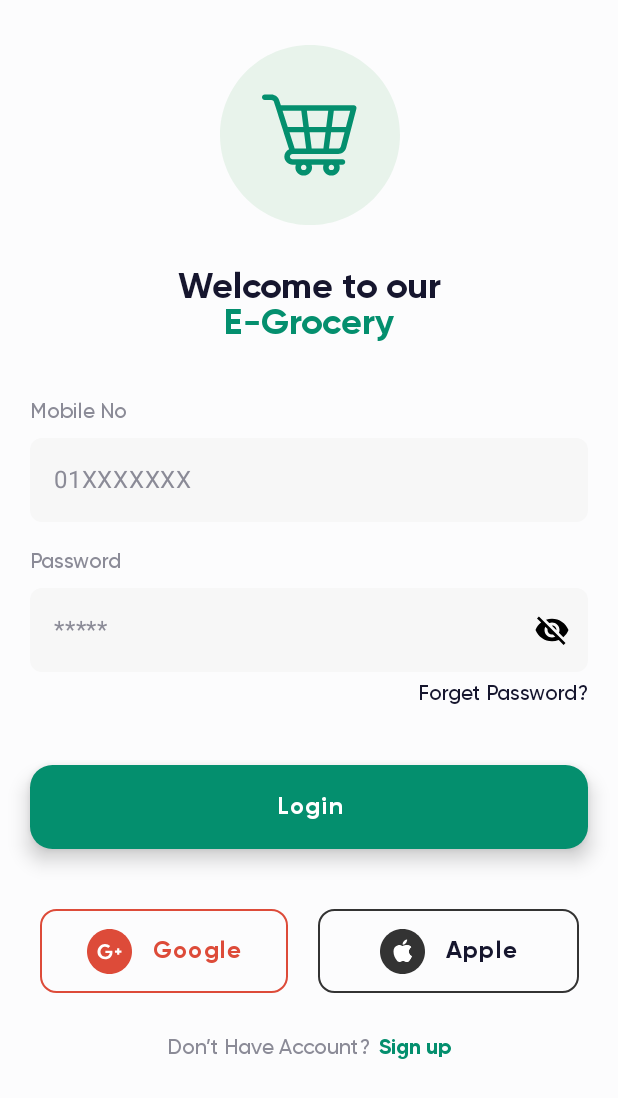
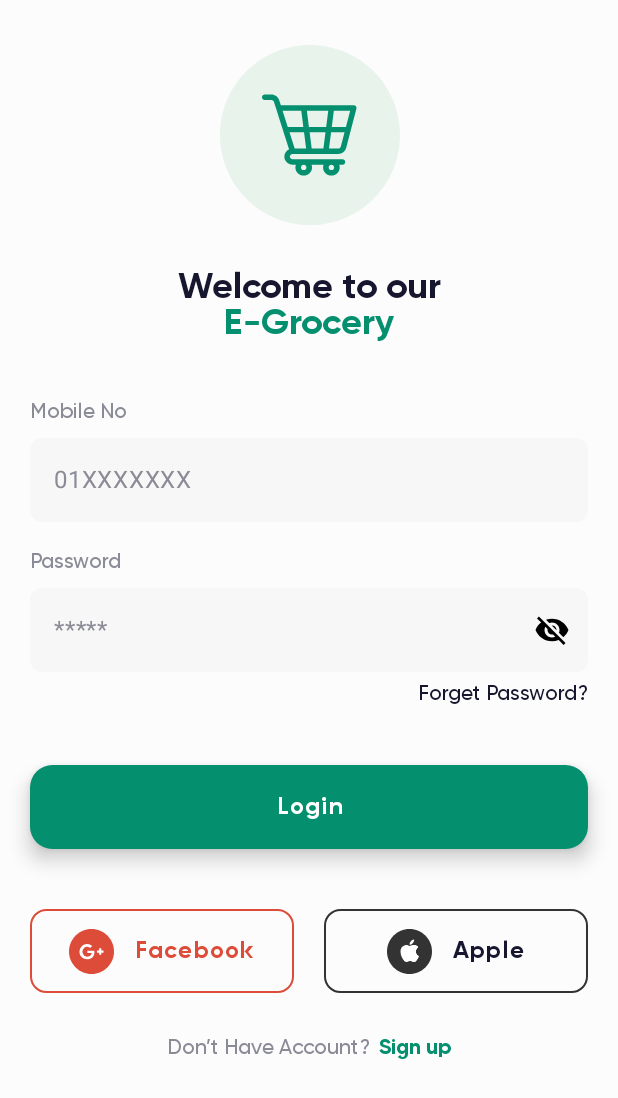
Before and after one commit to samadtalukder/Jetpack-Awesome-UI, an Android app built with Jetpack Compose: the screen it shows after launch (MainActivity), on a phone screen of 412 x 824 dp. Shown: the top 1098 px of the screen. Run offline under Robolectric (Android 15) with nearby library versions, the phone set to English and light mode, and no system bars.

Commit message:
ADDED: CustomEditText and SocialLoginButton component created for re-use in Log_In_UI_1 screen

```diff
--- /dev/null
+++ b/app/src/main/java/com/samad_talukder/jetpackcanvas/components/CustomEditText.kt
@@ -0,0 +1,61 @@
+package com.samad_talukder.jetpackcanvas.components
+
+import androidx.compose.foundation.layout.fillMaxWidth
+import androidx.compose.foundation.layout.padding
+import androidx.compose.foundation.shape.RoundedCornerShape
+import androidx.compose.foundation.text.KeyboardActions
+import androidx.compose.foundation.text.KeyboardOptions
+import androidx.compose.material3.ExperimentalMaterial3Api
+import androidx.compose.material3.Text
+import androidx.compose.material3.TextField
+import androidx.compose.material3.TextFieldDefaults
+import androidx.compose.runtime.Composable
+import androidx.compose.runtime.getValue
+import androidx.compose.runtime.mutableStateOf
+import androidx.compose.runtime.remember
+import androidx.compose.runtime.setValue
+import androidx.compose.ui.Modifier
+import androidx.compose.ui.graphics.Color
+import androidx.compose.ui.text.input.ImeAction
+import androidx.compose.ui.text.input.KeyboardType
+import androidx.compose.ui.unit.dp
+
+@OptIn(ExperimentalMaterial3Api::class)
+@Composable
+fun CustomEditText(
+    value: String,
+    onValueChange: (String) -> Unit,
+    placeHolderText: String,
+    modifier: Modifier = Modifier,
+    keyboardType: KeyboardType = KeyboardType.Text,
+    imeAction: ImeAction = ImeAction.Done,
+    autoCorrect: Boolean = false,
+    isSingleLine: Boolean = false,
+    containerColor: Color,
+    textColor: Color,
+    placeholderColorColor: Color,
+) {
+
+    TextField(
+        value = value,
+        onValueChange = { onValueChange },
+        singleLine = isSingleLine,
+        modifier = modifier
+            .fillMaxWidth()
+            .padding(horizontal = 20.dp),
+        colors = TextFieldDefaults.textFieldColors(
+            containerColor = containerColor,
+            focusedIndicatorColor = Color.Transparent,
+            unfocusedIndicatorColor = Color.Transparent,
+            textColor = textColor,
+            placeholderColor = placeholderColorColor
+        ),
+        shape = RoundedCornerShape(8.dp),
+        keyboardOptions = KeyboardOptions(
+            keyboardType = keyboardType,
+            imeAction = imeAction,
+            autoCorrect = autoCorrect,
+        ),
+        placeholder = { Text(text = placeHolderText) },
+    )
+}
--- /dev/null
+++ b/app/src/main/java/com/samad_talukder/jetpackcanvas/components/SocialLoginButton.kt
@@ -0,0 +1,64 @@
+package com.samad_talukder.jetpackcanvas.components
+
+import androidx.annotation.DrawableRes
+import androidx.compose.foundation.Image
+import androidx.compose.foundation.border
+import androidx.compose.foundation.layout.Arrangement
+import androidx.compose.foundation.layout.Row
+import androidx.compose.foundation.layout.Spacer
+import androidx.compose.foundation.layout.height
+import androidx.compose.foundation.layout.width
+import androidx.compose.foundation.shape.RoundedCornerShape
+import androidx.compose.material3.Text
+import androidx.compose.runtime.Composable
+import androidx.compose.ui.Alignment
+import androidx.compose.ui.Modifier
+import androidx.compose.ui.graphics.Color
+import androidx.compose.ui.layout.ContentScale
+import androidx.compose.ui.res.painterResource
+import androidx.compose.ui.text.TextStyle
+import androidx.compose.ui.text.font.Font
+import androidx.compose.ui.text.font.FontFamily
+import androidx.compose.ui.text.font.FontWeight
+import androidx.compose.ui.unit.dp
+import androidx.compose.ui.unit.sp
+import com.samad_talukder.jetpackcanvas.R
+
+@Composable
+fun SocialLoginBtn(
+    modifier: Modifier = Modifier,
+    @DrawableRes icon: Int,
+    socialMediaName: String,
+    isGoogle: Boolean = false,
+) {
+
+    Row(
+        horizontalArrangement = Arrangement.Center,
+        verticalAlignment = Alignment.CenterVertically,
+        modifier = modifier
+            .height(56.dp)
+            .border(
+                width = 1.dp,
+                color = if (isGoogle) Color(0xFFDD4B39) else Color(0xFF333333),
+                shape = RoundedCornerShape(size = 11.dp)
+            )
+    ) {
+        Image(
+            painter = painterResource(id = icon),
+            contentDescription = null,
+            contentScale = ContentScale.None
+        )
+        Spacer(modifier = Modifier.width(14.dp))
+        Text(
+            text = socialMediaName,
+            style = TextStyle(
+                fontSize = 16.sp,
+                lineHeight = 16.sp,
+                fontFamily = FontFamily(Font(R.font.gilroy_bold)),
+                fontWeight = FontWeight(400),
+                color = if (isGoogle) Color(0xFFDD4B39) else Color(0xFF16162E),
+                letterSpacing = 0.8.sp,
+            )
+        )
+    }
+}
--- a/app/src/main/java/com/samad_talukder/jetpackcanvas/ui/login/Log_In_UI_1.kt
+++ b/app/src/main/java/com/samad_talukder/jetpackcanvas/ui/login/Log_In_UI_1.kt
@@ -54,6 +54,8 @@ import androidx.compose.ui.tooling.preview.Preview
 import androidx.compose.ui.unit.dp
 import androidx.compose.ui.unit.sp
 import com.samad_talukder.jetpackcanvas.R
+import com.samad_talukder.jetpackcanvas.components.CustomEditText
+import com.samad_talukder.jetpackcanvas.components.SocialLoginBtn
 
 @Composable
 fun LogInUI_1() {
@@ -150,32 +152,15 @@ fun MobileNoInputField() {
             )
         )
         Spacer(modifier = Modifier.height(10.dp))
-        TextField(
+
+        CustomEditText(
             value = mobileNo,
-            onValueChange = {
-                mobileNo = it
-            },
-            singleLine = true,
-            modifier = Modifier
-                .fillMaxWidth()
-                .padding(horizontal = 20.dp),
-            colors = TextFieldDefaults.textFieldColors(
-                containerColor = Color(0xFFF7F7F7),
-                focusedIndicatorColor = Color.Transparent,
-                unfocusedIndicatorColor = Color.Transparent,
-                textColor = Color(0xFF000000),
-                placeholderColor = Color(0xFF8B8B97)
-            ),
-            shape = RoundedCornerShape(8.dp),
-            keyboardOptions = KeyboardOptions(
-                keyboardType = KeyboardType.Number,
-                imeAction = ImeAction.Done,
-                autoCorrect = false,
-            ),
-            keyboardActions = KeyboardActions(onDone = null),
-            placeholder = { Text(text = "01XXXXXXX") },
+            onValueChange = { mobileNo = it },
+            placeHolderText = "01XXXXXXX",
+            containerColor = Color(0xFFF7F7F7),
+            textColor = Color(0xFF000000),
+            placeholderColorColor = Color(0xFF8B8B97),
         )
-
     }
 }
 
@@ -297,75 +282,27 @@ fun LoginButton() {
 @Composable
 fun SocialLoginButton() {
     Row(
-        horizontalArrangement = Arrangement.Center,
-        verticalAlignment = Alignment.Top,
+        verticalAlignment = Alignment.CenterVertically,
         modifier = Modifier
             .fillMaxWidth()
             .padding(horizontal = 20.dp)
     ) {
 
-        Row(
-            horizontalArrangement = Arrangement.Center,
-            verticalAlignment = Alignment.CenterVertically,
-            modifier = Modifier
-                .width(165.dp)
-                .height(56.dp)
-                .border(
-                    width = 1.dp,
-                    color = Color(0xFFDD4B39),
-                    shape = RoundedCornerShape(size = 11.dp)
-                )
-        ) {
-            Image(
-                painter = painterResource(id = R.drawable.ic_google_sign_in),
-                contentDescription = "image description",
-                contentScale = ContentScale.None
-            )
-            Spacer(modifier = Modifier.width(14.dp))
-            Text(
-                text = "Google",
-                style = TextStyle(
-                    fontSize = 16.sp,
-                    lineHeight = 16.sp,
-                    fontFamily = FontFamily(Font(R.font.gilroy_bold)),
-                    fontWeight = FontWeight(400),
-                    color = Color(0xFFDD4B39),
-                    letterSpacing = 0.8.sp,
-                )
-            )
-        }
+        SocialLoginBtn(
+            icon = R.drawable.ic_google_sign_in,
+            socialMediaName = "Facebook",
+            modifier = Modifier.weight(1f),
+            isGoogle = true,
+        )
+
         Spacer(modifier = Modifier.width(20.dp))
 
-        Row(
-            horizontalArrangement = Arrangement.Center,
-            verticalAlignment = Alignment.CenterVertically,
-            modifier = Modifier
-                .width(174.dp)
-                .height(56.dp)
-                .border(
-                    width = 1.dp,
-                    color = Color(0xFF333333),
-                    shape = RoundedCornerShape(size = 11.dp)
-                )
-        ) {
-            Image(
-                painter = painterResource(id = R.drawable.ic_apple_sign_in),
-                contentDescription = "image description",
-                contentScale = ContentScale.None
-            )
-            Spacer(modifier = Modifier.width(14.dp))
-            Text(
-                text = "Apple",
-                style = TextStyle(
-                    fontSize = 16.sp,
-                    lineHeight = 16.sp,
-                    fontFamily = FontFamily(Font(R.font.gilroy_bold)),
-                    fontWeight = FontWeight(400),
-                    color = Color(0xFF16162E),
-                    letterSpacing = 0.8.sp,
-                )
-            )
-        }
+        SocialLoginBtn(
+            icon = R.drawable.ic_apple_sign_in,
+            socialMediaName = "Apple",
+            modifier = Modifier.weight(1f),
+            isGoogle = false,
+        )
 
 
     }
```
